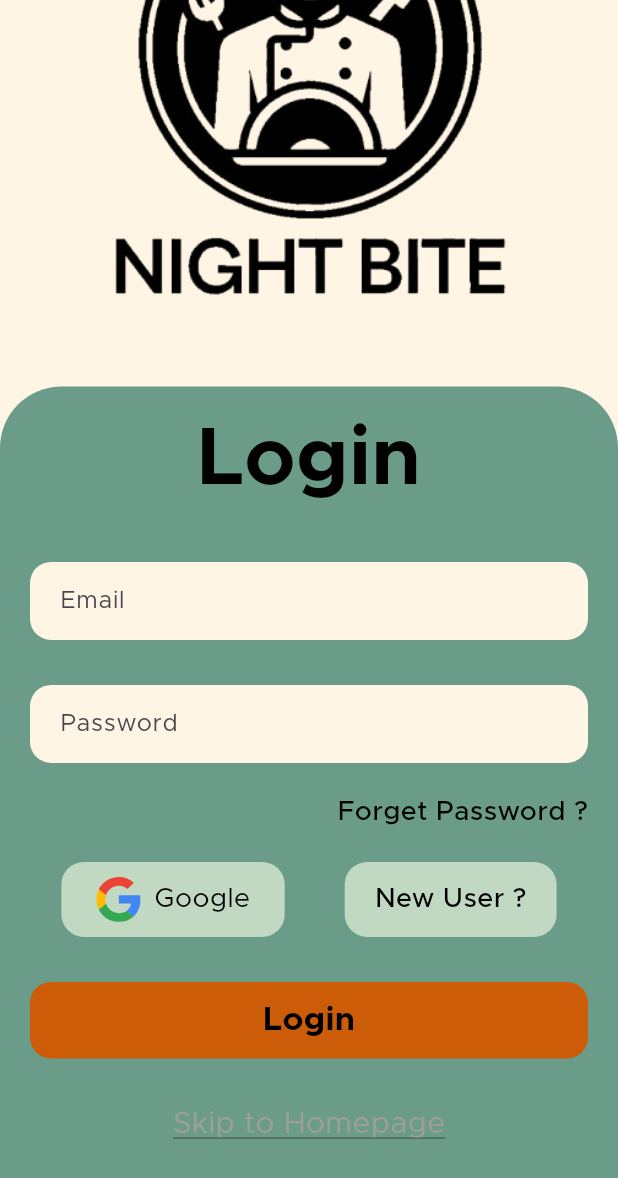
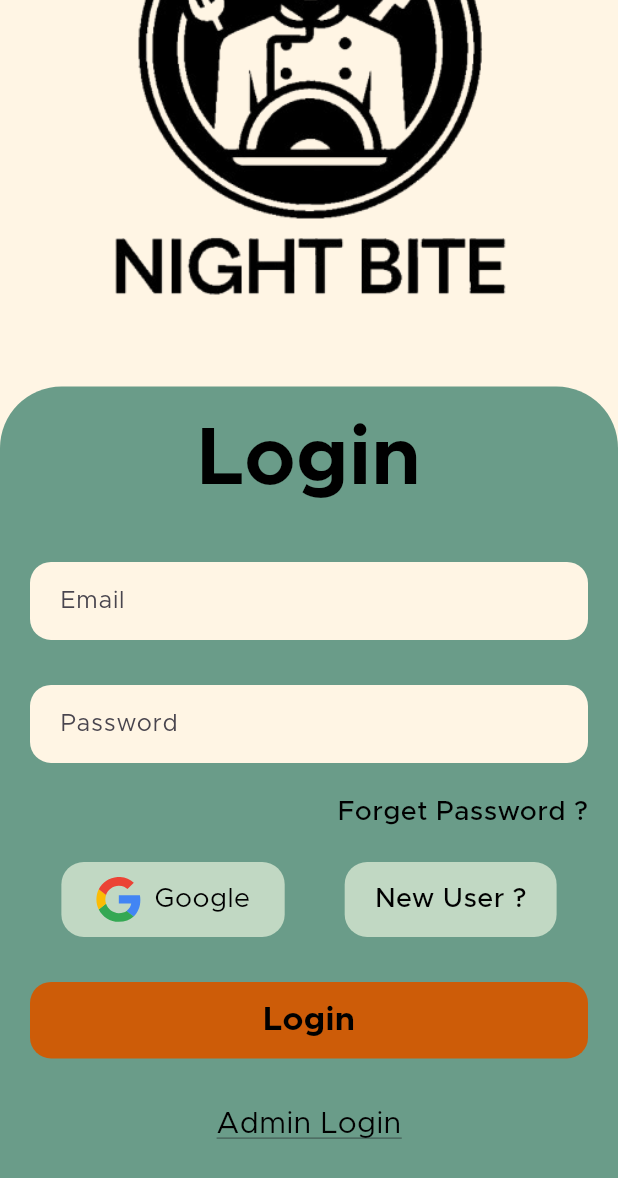
Before and after one commit to ryder2003/NightBiteLatest, a Flutter app: the Login screen opened directly, scrolled down 177 dp, on a phone screen of 412 x 824 dp. Shown: the top 1178 px of the screen. Run offline on Flutter 3.47's test engine with Material 3 defaults, Android fonts, the phone set to English and light mode, and no system bars; drawn by our look-alikes of flutter_easyloading; our stand-ins replace cloud_firestore, firebase_auth, firebase_core, firebase_storage, flutter_rating_bar, flutter_svg and 8 more; missing offline and left inert: custom_map_markers; accounts and stored records are empty.

Commit message:
Admin login done

```diff
--- a/lib/view/login/login_view.dart
+++ b/lib/view/login/login_view.dart
@@ -325,7 +325,7 @@ class _LoginState extends State<Login> {
                           Navigator.push(context, MaterialPageRoute(builder: (context) => const AdminLogin()));
                         },
                         child: const Center(
-                          child: Text("Skip to Homepage", style: TextStyle(color: Colors.grey, decoration: TextDecoration.underline, fontSize: 20),),
+                          child: Text("Admin Login", style: TextStyle(color: Colors.black, decoration: TextDecoration.underline, fontSize: 20),),
                         ),
                       ),
                       SizedBox(height: 60),
```
